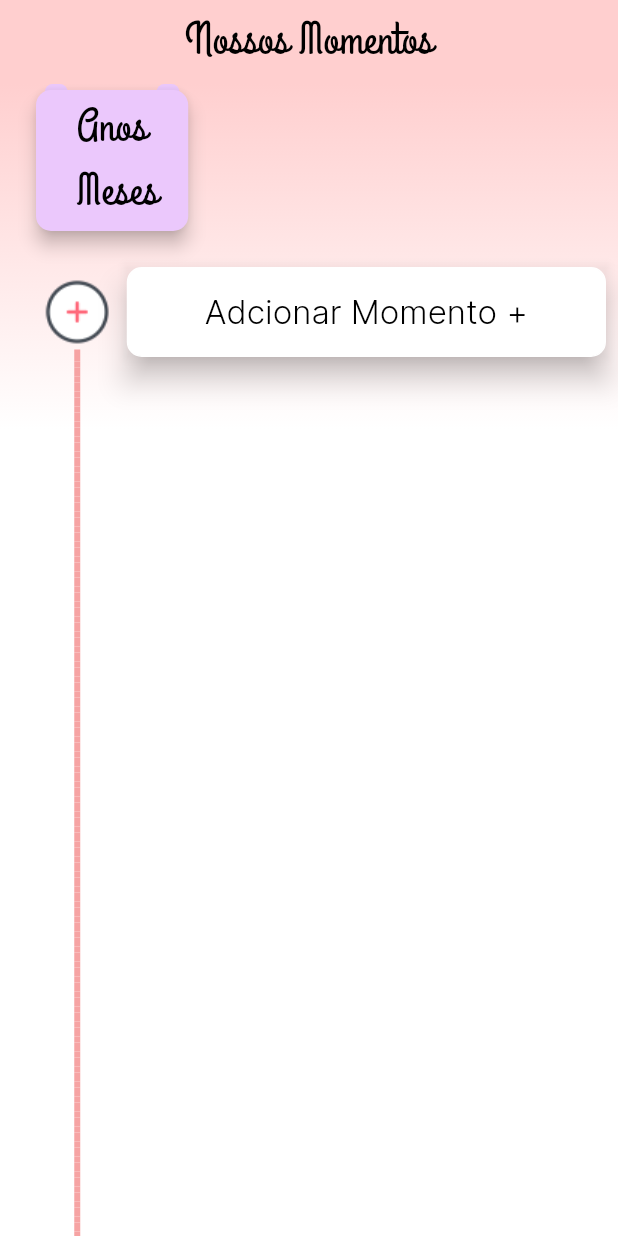
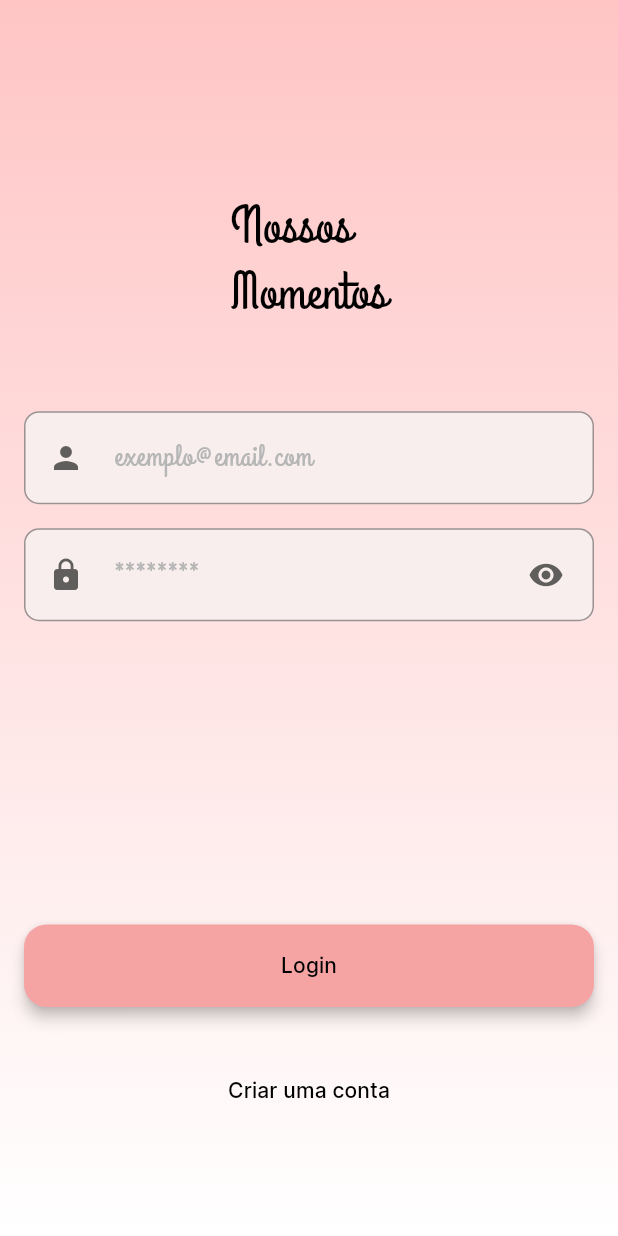
Before and after one commit to iCarvalho7/our_moments, a Flutter app: the screen it shows after launch, on a phone screen of 412 x 824 dp. Run offline on Flutter 3.47's test engine with Material 3 defaults, Android fonts, the phone set to English and light mode, and no system bars; drawn by our look-alikes of timeline_tile; our stand-ins replace carousel_slider, cloud_firestore, file_picker, firebase_auth, firebase_core, firebase_storage and 5 more; missing offline and left inert: time_machine; accounts and stored records are empty.

Commit message:
wid: added login

```diff
--- a/lib/di/modules/firebase_modules.dart
+++ b/lib/di/modules/firebase_modules.dart
@@ -1,4 +1,5 @@
 import 'package:cloud_firestore/cloud_firestore.dart';
+import 'package:firebase_auth/firebase_auth.dart';
 import 'package:firebase_storage/firebase_storage.dart';
 import 'package:injectable/injectable.dart';
 
@@ -17,4 +18,6 @@ abstract class FirebaseModule {
 
   @Named(FirebaseStoragePhotoDataSource.photosStorage)
   Reference get momentsPhotoRef => FirebaseStorage.instance.ref().child('moments_photo');
+
+  FirebaseAuth get firebaseAuth => FirebaseAuth.instance;
 }
--- a/lib/main.dart
+++ b/lib/main.dart
@@ -1,7 +1,7 @@
 import 'package:firebase_core/firebase_core.dart';
 import 'package:flutter/material.dart';
+import 'package:intl/date_symbol_data_local.dart';
 import 'package:flutter_bloc/flutter_bloc.dart';
-import 'package:flutter_localizations/flutter_localizations.dart';
 import 'package:nossos_momentos/di/injection.dart';
 import 'package:nossos_momentos/firebase_options.dart';
 import 'package:nossos_momentos/modules/core/presenter/routes.dart';
@@ -14,13 +14,14 @@ void main() async {
   await Firebase.initializeApp(
     options: DefaultFirebaseOptions.currentPlatform,
   );
+  initializeDateFormatting();
   configureDependencies();
 
   runApp(const MyApp());
 }
 
 class MyApp extends StatelessWidget {
-  const MyApp({Key? key}) : super(key: key);
+  const MyApp({super.key});
 
   @override
   Widget build(BuildContext context) {
@@ -31,17 +32,12 @@ class MyApp extends StatelessWidget {
         ),
       ],
       child: MaterialApp(
-        title: 'Flutter Demo',
-        supportedLocales: const [Locale('pt', 'BR')],
         debugShowCheckedModeBanner: false,
-        localizationsDelegates: const [
-          GlobalMaterialLocalizations.delegate,
-          GlobalWidgetsLocalizations.delegate,
-          GlobalCupertinoLocalizations.delegate,
-        ],
         theme: ThemeData(
           fontFamily: 'Inter',
-          colorScheme: const ColorScheme.light(primary: AppColors.timeLineColor),
+          colorScheme: const ColorScheme.light(
+            primary: Colors.black,
+          ),
           appBarTheme: const AppBarTheme(
             titleTextStyle: TextStyle(
               fontFamily: 'GrandHotel',
@@ -49,9 +45,48 @@ class MyApp extends StatelessWidget {
               color: Colors.black,
             ),
           ),
+          textTheme: const TextTheme(
+            titleLarge: TextStyle(
+              fontFamily: 'GrandHotel',
+              fontSize: 35,
+            ),
+          ),
+          outlinedButtonTheme: OutlinedButtonThemeData(
+            style: OutlinedButton.styleFrom(
+              side: BorderSide.none,
+              backgroundColor: AppColors.timeLineColor,
+              minimumSize: Size(MediaQuery.of(context).size.width, 55),
+              shape: const RoundedRectangleBorder(
+                borderRadius: BorderRadius.all(
+                  Radius.circular(15),
+                ),
+              ),
+            ),
+          ),
+          inputDecorationTheme: const InputDecorationTheme(
+            contentPadding:
+                EdgeInsets.symmetric(vertical: 16.0, horizontal: 64.0),
+            fillColor: Color(0xFFF8EEEE),
+            filled: true,
+            isDense: true,
+            hintStyle: TextStyle(
+              fontFamily: 'GrandHotel',
+              fontSize: 20,
+              color: Color(0xFFB6B6B6),
+            ),
+            prefixIconColor: Color(0xFF605D5D),
+            suffixIconColor: Color(0xFF605D5D),
+            border: OutlineInputBorder(
+              borderRadius: BorderRadius.all(Radius.circular(10)),
+            ),
+            enabledBorder: OutlineInputBorder(
+              borderRadius: BorderRadius.all(Radius.circular(10)),
+              borderSide: BorderSide(color: Color(0xFF9B9191)),
+            ),
+          ),
         ),
         routes: AppRoute.allRoutes,
-        initialRoute: AppRoute.timeLine.tag,
+        initialRoute: AppRoute.login.tag,
       ),
     );
   }
--- a/lib/modules/core/presenter/routes.dart
+++ b/lib/modules/core/presenter/routes.dart
@@ -1,10 +1,15 @@
 import 'package:flutter/material.dart';
+import 'package:nossos_momentos/modules/login/presentation/page/login_page.dart';
 
 import '../../moment/presenter/page/add_moment_page.dart';
 import '../../stories/presenter/page/story_page.dart';
 import '../../time_line/presenter/page/time_line_page.dart';
 
 enum AppRoute {
+  login(
+    '//login',
+    LoginPage()
+  ),
   timeLine(
     '//time_line',
     TimeLinePage(),
--- a/lib/modules/core/utils/string_ext/string_ext.dart
+++ b/lib/modules/core/utils/string_ext/string_ext.dart
@@ -4,6 +4,9 @@ extension StringExt on String {
   bool get isImage => kImageExt.any((element) => contains(element));
 
   bool get isVideo => kVideoExt.any((element) => contains(element));
+
+  bool get isEmail => RegExp(
+          r"^[a-zA-Z0-9.a-zA-Z0-9.!#$%&'*+-/=?^_`{|}~]+@[a-zA-Z0-9]+\.[a-zA-Z]+").hasMatch(this);
 }
 
 const kImageExt = [
--- a/lib/modules/core/utils/theme/app_theme.dart
+++ b/lib/modules/core/utils/theme/app_theme.dart
@@ -1,4 +1,7 @@
 import 'package:flutter/material.dart';
+
+const kSpacerHeight32 = SizedBox(height: 32);
+const kSpacerHeight16 = SizedBox(height: 16);
 
 class AppThemes {
   static final BoxDecoration circularBorder = BoxDecoration(
@@ -36,6 +39,11 @@ class AppColors {
     Color(0xFFD00A0A),
     Color(0xFFCBA622),
   ];
+
+  static const List<Color> loginGradient = [
+    Color(0xFFFFC5C5),
+    Colors.white,
+  ];
 }
 
 class Assets {
--- /dev/null
+++ b/lib/modules/login/data/data_source/auth_remote_data_source.dart
@@ -0,0 +1,3 @@
+abstract class AuthRemoteDataSource {
+  Future<void> signIn(String username, String password);
+}
--- /dev/null
+++ b/lib/modules/login/data/external/firebase_auth_remote_data_source.dart
@@ -0,0 +1,18 @@
+import 'package:firebase_auth/firebase_auth.dart';
+import 'package:injectable/injectable.dart';
+import 'package:nossos_momentos/modules/login/data/data_source/auth_remote_data_source.dart';
+
+@Injectable(as: AuthRemoteDataSource)
+class FirebaseAuthRemoteDataSource extends AuthRemoteDataSource {
+  final FirebaseAuth firebaseAuth;
+
+  FirebaseAuthRemoteDataSource(this.firebaseAuth);
+
+  @override
+  Future<void> signIn(String username, String password) {
+    return firebaseAuth.signInWithEmailAndPassword(
+      email: username,
+      password: password,
+    );
+  }
+}
--- /dev/null
+++ b/lib/modules/login/data/repository/auth_repository_impl.dart
@@ -0,0 +1,16 @@
+import 'package:injectable/injectable.dart';
+import 'package:nossos_momentos/modules/login/data/data_source/auth_remote_data_source.dart';
+import 'package:nossos_momentos/modules/login/domain/repository/auth_repository.dart';
+
+@Injectable(as: AuthRepository)
+class AuthRepositoryImpl extends AuthRepository {
+
+  final AuthRemoteDataSource dataSource;
+
+  AuthRepositoryImpl(this.dataSource);
+
+  @override
+  Future<void> signIn(String username, String password) {
+    return dataSource.signIn(username, password);
+  }
+}
--- /dev/null
+++ b/lib/modules/login/domain/repository/auth_repository.dart
@@ -0,0 +1,3 @@
+abstract class AuthRepository {
+  Future<void> signIn(String username, String password);
+}
--- /dev/null
+++ b/lib/modules/login/domain/use_case/sign_in_use_case.dart
@@ -0,0 +1,22 @@
+import 'package:injectable/injectable.dart';
+import 'package:nossos_momentos/modules/core/use_case/use_case.dart';
+import 'package:nossos_momentos/modules/login/domain/repository/auth_repository.dart';
+
+class SignInParam {
+  final String username;
+  final String password;
+
+  SignInParam(this.username, this.password);
+}
+
+@injectable
+class SignInUseCase extends AsyncUseCase<void, SignInParam> {
+  final AuthRepository _authRepository;
+
+  SignInUseCase(this._authRepository);
+
+  @override
+  Future<void> execute(SignInParam params) {
+    return _authRepository.signIn(params.username, params.password);
+  }
+}
--- /dev/null
+++ b/lib/modules/login/presentation/bloc/login_bloc.dart
@@ -0,0 +1,39 @@
+import 'dart:async';
+
+import 'package:flutter_bloc/flutter_bloc.dart';
+import 'package:injectable/injectable.dart';
+import 'package:nossos_momentos/modules/login/domain/use_case/sign_in_use_case.dart';
+
+part 'login_event.dart';
+
+part 'login_state.dart';
+
+@injectable
+class LoginBloc extends Bloc<LoginEvent, LoginState> {
+  LoginBloc(
+    this._signInUseCase,
+  ) : super(LoginInitial()) {
+    on<LoginEventSignIn>(_onSignIn);
+  }
+
+  final SignInUseCase _signInUseCase;
+
+  FutureOr<void> _onSignIn(
+    LoginEventSignIn event,
+    Emitter<LoginState> emit,
+  ) async {
+    emit(LoginLoading());
+
+    final result = await _signInUseCase.call(SignInParam(
+      event.username,
+      event.password,
+    ));
+
+    if (result.isError) {
+      emit(LoginError());
+      return;
+    }
+
+    emit(LoginSuccess());
+  }
+}
--- /dev/null
+++ b/lib/modules/login/presentation/bloc/login_event.dart
@@ -0,0 +1,12 @@
+part of 'login_bloc.dart';
+
+sealed class LoginEvent {}
+
+final class LoginEventSignIn extends LoginEvent {
+  final String username;
+  final String password;
+
+  LoginEventSignIn({required this.username, required this.password});
+}
+
+final class LoginEventSignUp extends LoginEvent {}
--- /dev/null
+++ b/lib/modules/login/presentation/bloc/login_state.dart
@@ -0,0 +1,11 @@
+part of 'login_bloc.dart';
+
+sealed class LoginState {}
+
+final class LoginInitial extends LoginState {}
+
+final class LoginLoading extends LoginState {}
+
+final class LoginError extends LoginState {}
+
+final class LoginSuccess extends LoginState {}
--- /dev/null
+++ b/lib/modules/login/presentation/page/login_page.dart
@@ -0,0 +1,195 @@
+import 'package:flutter/cupertino.dart';
+import 'package:flutter/material.dart';
+import 'package:flutter/widgets.dart';
+import 'package:flutter_bloc/flutter_bloc.dart';
+import 'package:nossos_momentos/di/injection.dart';
+import 'package:nossos_momentos/modules/core/utils/string_ext/string_ext.dart';
+import 'package:nossos_momentos/modules/core/utils/theme/app_theme.dart';
+
+import '../bloc/login_bloc.dart';
+import '../widget/login_text_field.dart';
+
+class LoginPage extends StatefulWidget {
+  const LoginPage({super.key});
+
+  @override
+  State<LoginPage> createState() => _LoginPageState();
+}
+
+class _LoginPageState extends State<LoginPage> {
+  final _userNameTextController = TextEditingController();
+  final _passwordTextController = TextEditingController();
+
+  String? _usernameErrorText;
+  String? _passwordErrorText;
+
+  String get username => _userNameTextController.text;
+
+  String get password => _passwordTextController.text;
+
+  bool get hasError => _usernameErrorText != null || _passwordErrorText != null;
+
+  @override
+  void initState() {
+    super.initState();
+    _passwordTextController.addListener(() {
+      setState(() {
+        _passwordErrorText = null;
+      });
+    });
+
+    _userNameTextController.addListener(() {
+      setState(() {
+        _usernameErrorText = null;
+      });
+    });
+  }
+
+  @override
+  Widget build(BuildContext context) {
+    return BlocProvider(
+      create: (context) => getIt<LoginBloc>(),
+      child: BlocConsumer<LoginBloc, LoginState>(
+        listener: _listerStateChanges,
+        builder: (context, state) {
+          return Scaffold(
+            body: SafeArea(
+              child: Stack(
+                children: [
+                  Container(
+                    decoration: const BoxDecoration(
+                      gradient: LinearGradient(
+                        begin: Alignment.topCenter,
+                        end: Alignment.bottomCenter,
+                        colors: AppColors.loginGradient,
+                        stops: [0.0, 1.0],
+                      ),
+                    ),
+                  ),
+                  Container(
+                    alignment: Alignment.center,
+                    padding: const EdgeInsets.all(16.0),
+                    child: LayoutBuilder(
+                      builder: (context, constraints) {
+                        final width = constraints.maxWidth > 1200 ? 500.0 : constraints.maxWidth;
+                        return SizedBox(
+                          width: width,
+                          child: Column(
+                            crossAxisAlignment: CrossAxisAlignment.center,
+                            children: [
+                              const Spacer(flex: 2),
+                              Text(
+                                'Nossos\nMomentos',
+                                style: Theme.of(context).textTheme.titleLarge,
+                              ),
+                              const Spacer(flex: 1),
+                              LoginTextField(
+                                controller: _userNameTextController,
+                                errorText: _usernameErrorText,
+                                startIcon: Icons.person,
+                                hint: 'exemplo@email.com',
+                              ),
+                              kSpacerHeight16,
+                              LoginTextField(
+                                controller: _passwordTextController,
+                                errorText: _passwordErrorText,
+                                startIcon: Icons.lock,
+                                endIcon: Icons.remove_red_eye,
+                                hint: '********',
+                                isPassword: true,
+                              ),
+                              kSpacerHeight32,
+                              const Spacer(flex: 3),
+                              Material(
+                                elevation: 4,
+                                color: Colors.transparent,
+                                borderRadius: BorderRadius.circular(15),
+                                child: OutlinedButton(
+                                  onPressed: () => _signIn(context),
+                                  child: const Text('Login'),
+                                ),
+                              ),
+                              kSpacerHeight32,
+                              TextButton(
+                                onPressed: () {},
+                                child: const Text('Criar uma conta'),
+                              ),
+                              const Spacer(flex: 1),
+                            ],
+                          ),
+                        );
+                      },
+                    ),
+                  )
+                ],
+              ),
+            ),
+          );
+        },
+      ),
+    );
+  }
+
+  void _signIn(BuildContext context) {
+    _validateUsername();
+    _validatePassword();
+
+    setState(() {});
+    if (!hasError) {
+      context
+          .read<LoginBloc>()
+          .add(LoginEventSignIn(username: username, password: password));
+    }
+  }
+
+  void _validatePassword() {
+    if (password.isEmpty) {
+      _passwordErrorText = 'Preencha a senha';
+    }
+  }
+
+  void _validateUsername() {
+    if (username.isEmpty) {
+      _usernameErrorText = 'Preencha o email';
+    }
+
+    if (!username.isEmail) {
+      _usernameErrorText = 'Insira um email válido';
+    }
+  }
+
+  bool get isFilled =>
+      _userNameTextController.text.isNotEmpty &&
+      _passwordTextController.text.isNotEmpty;
+
+  void _listerStateChanges(BuildContext context, LoginState state) {
+    if (state is LoginError) {
+      Navigator.of(context).pop();
+      _usernameErrorText = '';
+      _passwordErrorText = 'Usuário/Senha não encontrados';
+    }
+
+    if (state is LoginLoading) {
+      var backgroundColor = Colors.transparent;
+
+      showDialog(
+        context: context,
+        barrierColor: backgroundColor,
+        builder: (_) {
+          return AlertDialog(
+            backgroundColor: backgroundColor,
+            shadowColor: backgroundColor,
+            surfaceTintColor: backgroundColor,
+            content: const Center(
+              child: CircularProgressIndicator(),
+            ),
+          );
+        },
+      );
+    }
+
+    if (state is LoginSuccess) {
+      Navigator.of(context).pop();
+    }
+  }
+}
--- /dev/null
+++ b/lib/modules/login/presentation/widget/login_text_field.dart
@@ -0,0 +1,49 @@
+import 'package:flutter/material.dart';
+
+class LoginTextField extends StatelessWidget {
+  const LoginTextField({
+    super.key,
+    required this.hint,
+    required this.startIcon,
+    required this.controller,
+    this.errorText,
+    this.endIcon,
+    this.isPassword = false,
+  });
+
+  final String hint;
+  final IconData startIcon;
+  final IconData? endIcon;
+  final String? errorText;
+  final TextEditingController controller;
+  final bool isPassword;
+
+  @override
+  Widget build(BuildContext context) {
+    return TextField(
+      controller: controller,
+      textAlign: TextAlign.start,
+      style: const TextStyle(
+        fontFamily: 'GrandHotel',
+        fontSize: 20,
+      ),
+      obscureText: isPassword,
+      enableSuggestions: !isPassword,
+      autocorrect: !isPassword,
+      decoration: InputDecoration(
+        hintText: hint,
+        errorText: errorText,
+        prefixIcon: Padding(
+          padding: const EdgeInsets.symmetric(horizontal: 16.0),
+          child: Icon(startIcon, size: 24),
+        ),
+        suffixIcon: endIcon != null
+            ? Padding(
+                padding: const EdgeInsets.only(right: 16.0),
+                child: Icon(endIcon, size: 24),
+              )
+            : null,
+      ),
+    );
+  }
+}
--- a/lib/modules/time_line/domain/use_case/get_month_use_case.dart
+++ b/lib/modules/time_line/domain/use_case/get_month_use_case.dart
@@ -1,5 +1,4 @@
 import 'package:injectable/injectable.dart';
-import 'package:intl/intl.dart';
 import 'package:nossos_momentos/modules/core/use_case/use_case.dart';
 import 'package:nossos_momentos/modules/time_line/presenter/bloc/time_line_bloc.dart';
 
@@ -7,10 +6,6 @@ import 'package:nossos_momentos/modules/time_line/presenter/bloc/time_line_bloc.
 class GetMonthUseCase extends UseCase<String, NoParams> {
   @override
   String execute(NoParams params) {
-    return TimeLineBloc.monthsName.firstWhere(
-      (e) =>
-          e.toLowerCase() ==
-          DateFormat(DateFormat.ABBR_MONTH, 'pt_BR').format(DateTime.now()).toLowerCase(),
-    );
+    return TimeLineBloc.monthsName[DateTime.now().month - 1];
   }
 }
--- a/lib/modules/time_line/presenter/page/time_line_page.dart
+++ b/lib/modules/time_line/presenter/page/time_line_page.dart
@@ -179,7 +179,7 @@ class _CircularIndicator extends StatelessWidget {
 }
 
 class _TimeLineHeader extends StatelessWidget {
-  const _TimeLineHeader({Key? key, required this.state}) : super(key: key);
+  const _TimeLineHeader({required this.state});
 
   final TimeLineState state;
 
```
Also changed, not shown: pubspec.yaml (+24 -24 lines), lib/di/injection.config.dart, pubspec.lock, 1 other file.
